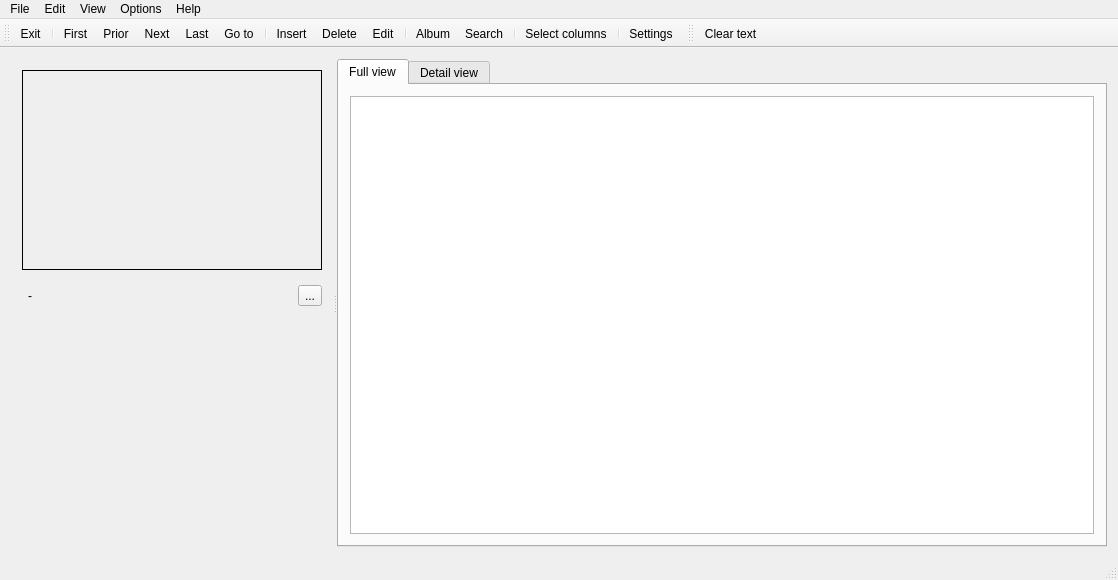
Qt form Forms/CMain.ui (skynowa/xxxdb) before a commit.
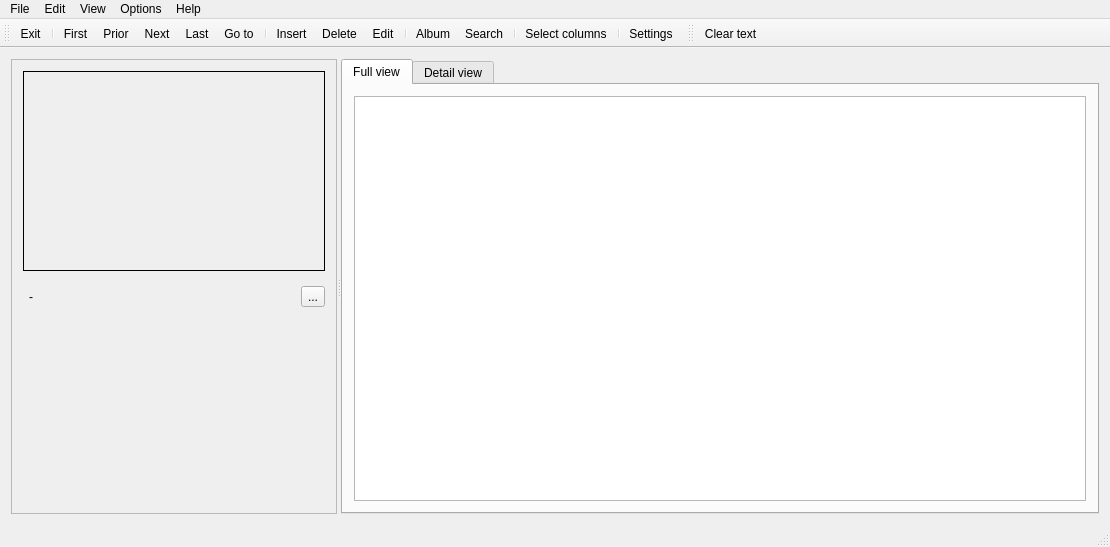
The same form after that commit. Icons and pictures are not drawn. Custom widgets are drawn as their Qt base class.

Commit message: CMain: fix sidebar

The edit to the form file:
```diff
--- a/Forms/CMain.ui
+++ b/Forms/CMain.ui
@@ -6,8 +6,8 @@
    <rect>
     <x>0</x>
     <y>0</y>
-    <width>1118</width>
-    <height>580</height>
+    <width>1104</width>
+    <height>547</height>
    </rect>
   </property>
   <property name="windowTitle">
@@ -18,13 +18,39 @@
     <normaloff>:/Main/Main/App.ico</normaloff>:/Main/Main/App.ico</iconset>
   </property>
   <widget class="QWidget" name="centralWidget">
-   <layout class="QGridLayout" name="gridLayout_4">
+   <layout class="QGridLayout" name="gridLayout_6">
     <item row="0" column="0">
      <widget class="QSplitter" name="splitter">
       <property name="orientation">
        <enum>Qt::Horizontal</enum>
       </property>
-      <widget class="QWidget" name="horizontalLayoutWidget">
+      <widget class="QScrollArea" name="saSideBar">
+       <property name="minimumSize">
+        <size>
+         <width>326</width>
+         <height>0</height>
+        </size>
+       </property>
+       <property name="maximumSize">
+        <size>
+         <width>326</width>
+         <height>16777215</height>
+        </size>
+       </property>
+       <property name="widgetResizable">
+        <bool>true</bool>
+       </property>
+       <widget class="QWidget" name="scrollAreaWidgetContents">
+        <property name="geometry">
+         <rect>
+          <x>0</x>
+          <y>0</y>
+          <width>324</width>
+          <height>446</height>
+         </rect>
+        </property>
+        <layout class="QGridLayout" name="gridLayout_4">
+         <item row="0" column="0">
        <layout class="QGridLayout" name="gridLayout_2">
         <item row="2" column="0" colspan="3">
          <spacer name="verticalSpacer">
@@ -100,7 +126,23 @@
           </property>
          </widget>
         </item>
-       </layout>
+           <item row="2" column="0" colspan="3">
+            <spacer name="verticalSpacer">
+             <property name="orientation">
+              <enum>Qt::Vertical</enum>
+             </property>
+             <property name="sizeHint" stdset="0">
+              <size>
+               <width>20</width>
+               <height>40</height>
+              </size>
+             </property>
+            </spacer>
+           </item>
+          </layout>
+         </item>
+        </layout>
+       </widget>
       </widget>
       <widget class="QTabWidget" name="tabInfo">
        <property name="currentIndex">
@@ -3170,7 +3212,7 @@
     <rect>
      <x>0</x>
      <y>0</y>
-     <width>1118</width>
+     <width>1104</width>
      <height>20</height>
     </rect>
    </property>
```
Left out of the diff: 13 changed lines with no effect on the pictures. Lines whose indentation alone changed are shown as unchanged. The commit also changes 2 other files.
